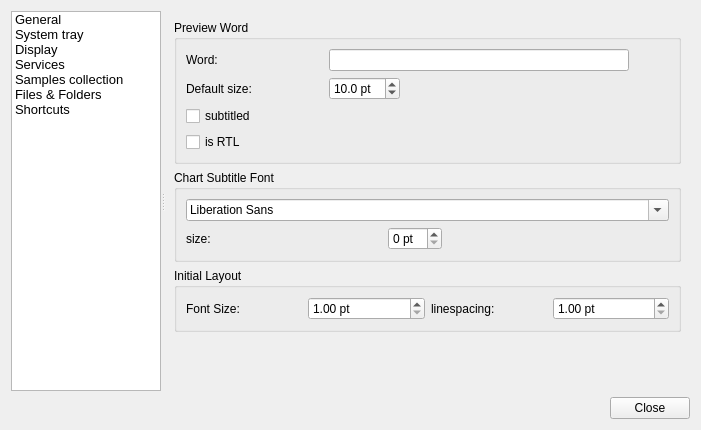
fontmatrix/fontmatrix, file src/prefs_panel.ui: the form before one commit.
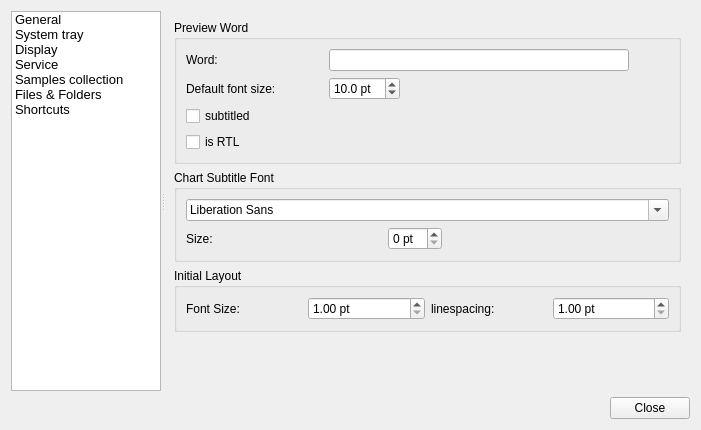
The form after the commit. The open tabs and pages were chosen to show the change. Icons and pictures are not drawn.

Commit message: wording tweaks, translation update

```diff
--- a/src/prefs_panel.ui
+++ b/src/prefs_panel.ui
@@ -66,7 +66,7 @@
       </item>
       <item>
        <property name="text" >
-        <string>Services</string>
+        <string>Service</string>
        </property>
       </item>
       <item>
@@ -249,7 +249,7 @@
               </sizepolicy>
              </property>
              <property name="text" >
-              <string>size:</string>
+              <string>Size:</string>
              </property>
              <property name="alignment" >
               <set>Qt::AlignLeading|Qt::AlignLeft|Qt::AlignVCenter</set>
@@ -344,7 +344,7 @@
               </sizepolicy>
              </property>
              <property name="text" >
-              <string>Default size:</string>
+              <string>Default font size:</string>
              </property>
              <property name="alignment" >
               <set>Qt::AlignLeading|Qt::AlignLeft|Qt::AlignVCenter</set>
```
The commit also changes 1 other file.
